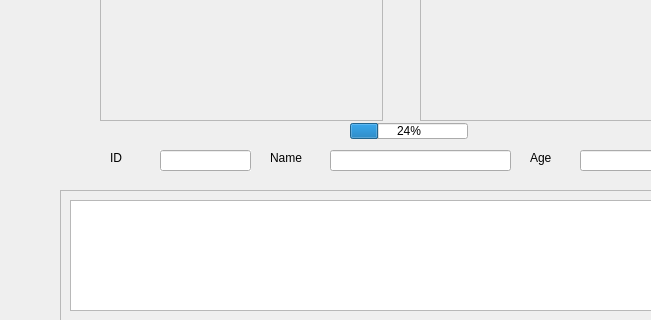
Old version of the form subwidget/subwidget.ui in the repository bchuh/StarWars-Companion; both pictures show x 0 to 651 and y 180 to 500 of the 800 by 600 pixel window.
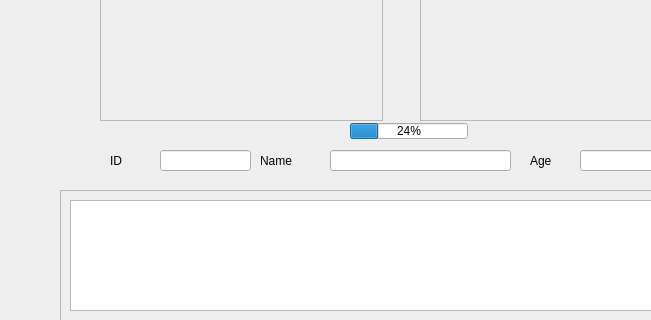
New version of the form.

```diff
--- a/subwidget/subwidget.ui
+++ b/subwidget/subwidget.ui
@@ -39,10 +39,10 @@
    <widget class="QLabel" name="label_2">
     <property name="geometry">
      <rect>
-      <x>270</x>
-      <y>330</y>
-      <width>41</width>
-      <height>16</height>
+      <x>260</x>
+      <y>320</y>
+      <width>61</width>
+      <height>41</height>
      </rect>
     </property>
     <property name="layoutDirection">
@@ -57,8 +57,8 @@
      <rect>
       <x>110</x>
       <y>330</y>
-      <width>21</width>
-      <height>16</height>
+      <width>31</width>
+      <height>21</height>
      </rect>
     </property>
     <property name="layoutDirection">
@@ -228,9 +228,9 @@
     <property name="geometry">
      <rect>
       <x>530</x>
-      <y>330</y>
-      <width>31</width>
-      <height>16</height>
+      <y>320</y>
+      <width>41</width>
+      <height>41</height>
      </rect>
     </property>
     <property name="text">
```
Left out of the diff: 2 changed lines with no effect on the pictures.
